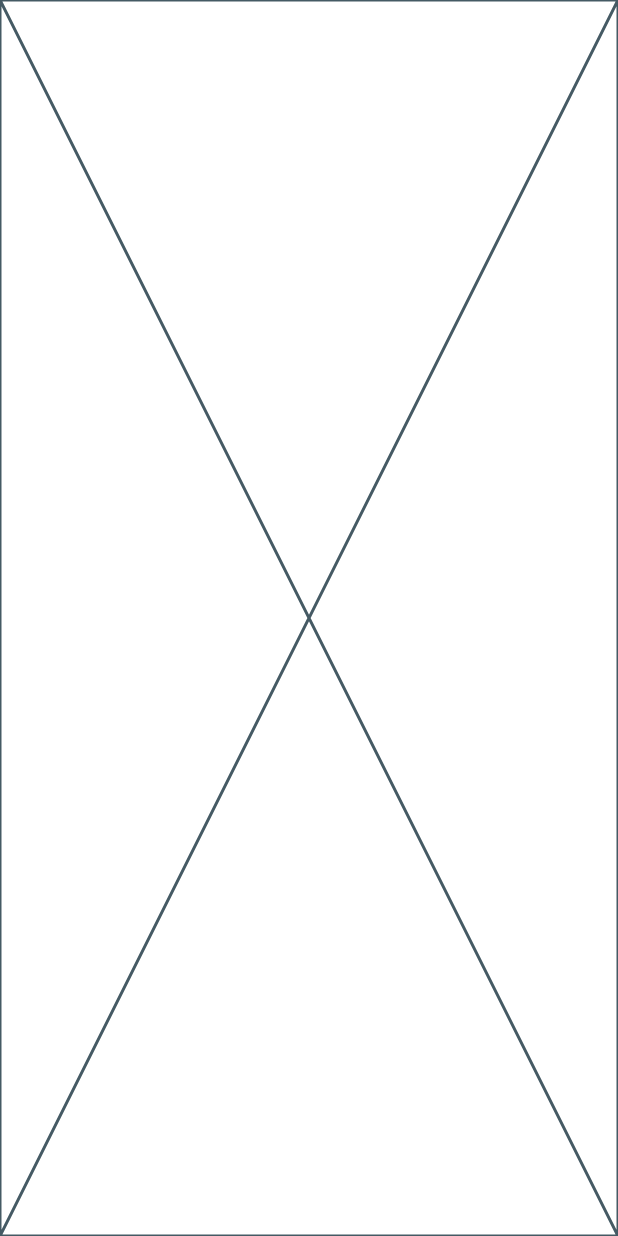
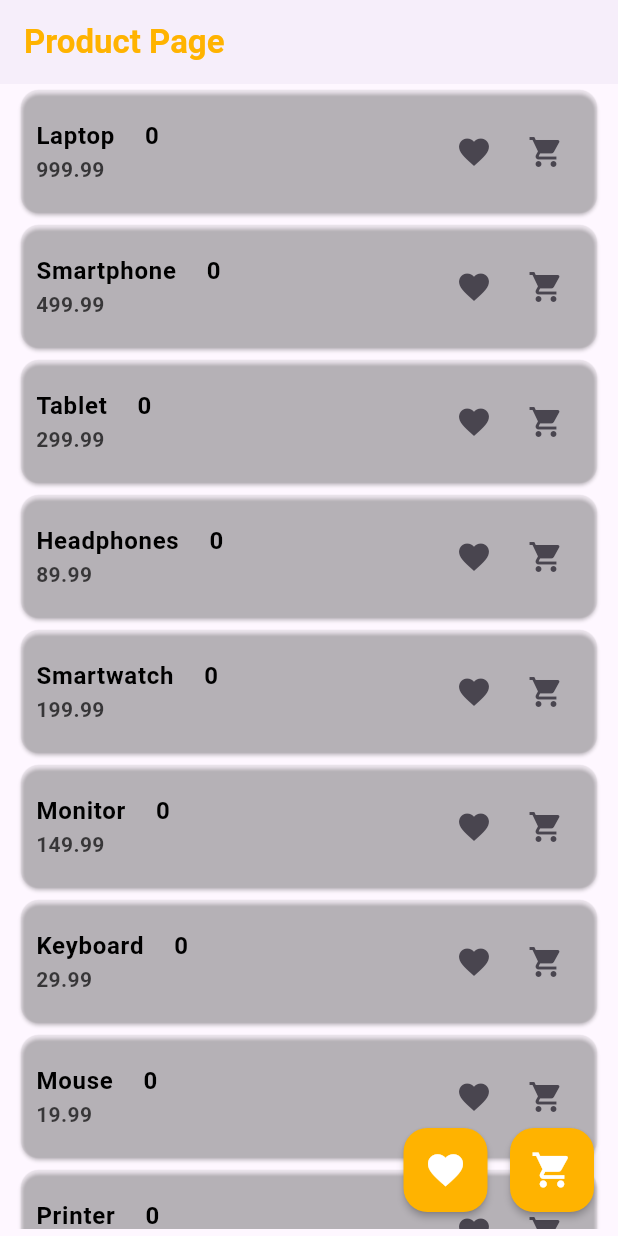
Before and after one commit to uchamod/flutter-provider-state_management, a Flutter app: the screen it shows after launch, on a phone screen of 412 x 824 dp. Run offline on Flutter 3.47's test engine with Material 3 defaults, Android fonts, the phone set to English and light mode, and no system bars.

Commit message:
add product page and add product list using product model

```diff
--- /dev/null
+++ b/lib/data/product_data.dart
@@ -0,0 +1,56 @@
+import 'package:provider_demo/model/product_model.dart';
+
+class ProductData {
+  List<ProductModel> productDataList = [
+    ProductModel(
+      proId: 'P001',
+      proName: 'Laptop',
+      proPrice: 999.99,
+    ),
+    ProductModel(
+      proId: 'P002',
+      proName: 'Smartphone',
+      proPrice: 499.99,
+    ),
+    ProductModel(
+      proId: 'P003',
+      proName: 'Tablet',
+      proPrice: 299.99,
+    ),
+    ProductModel(
+      proId: 'P004',
+      proName: 'Headphones',
+      proPrice: 89.99,
+    ),
+    ProductModel(
+      proId: 'P005',
+      proName: 'Smartwatch',
+      proPrice: 199.99,
+    ),
+    ProductModel(
+      proId: 'P006',
+      proName: 'Monitor',
+      proPrice: 149.99,
+    ),
+    ProductModel(
+      proId: 'P007',
+      proName: 'Keyboard',
+      proPrice: 29.99,
+    ),
+    ProductModel(
+      proId: 'P008',
+      proName: 'Mouse',
+      proPrice: 19.99,
+    ),
+    ProductModel(
+      proId: 'P009',
+      proName: 'Printer',
+      proPrice: 129.99,
+    ),
+    ProductModel(
+      proId: 'P010',
+      proName: 'Webcam',
+      proPrice: 59.99,
+    ),
+  ];
+}
--- a/lib/main.dart
+++ b/lib/main.dart
@@ -1,14 +1,19 @@
 import 'package:flutter/material.dart';
+import 'package:provider_demo/pages/product_page.dart';
 
 void main() {
   runApp(const MyApp());
 }
+
 //this is state management demo project uisng provider
 class MyApp extends StatelessWidget {
   const MyApp({super.key});
 
   @override
   Widget build(BuildContext context) {
-    return const Placeholder();
+    return const MaterialApp(
+      debugShowCheckedModeBanner: false,
+      home: ProductPage(),
+    );
   }
 }
--- /dev/null
+++ b/lib/model/cart_model.dart
@@ -0,0 +1,12 @@
+class CartModel {
+  final String cartId;
+  final String cartName;
+  final double cartPrice;
+  final double quntity;
+
+  CartModel(
+      {required this.cartId,
+      required this.cartName,
+      required this.cartPrice,
+      required this.quntity});
+}
--- /dev/null
+++ b/lib/model/product_model.dart
@@ -0,0 +1,8 @@
+class ProductModel {
+  final String proId;
+  final String proName;
+  final double proPrice;
+
+  ProductModel(
+      {required this.proId, required this.proName, required this.proPrice});
+}
--- /dev/null
+++ b/lib/pages/cart_page.dart
@@ -0,0 +1,22 @@
+import 'package:flutter/material.dart';
+
+class CartPage extends StatelessWidget {
+  const CartPage({super.key});
+  //cart page
+  @override
+  Widget build(BuildContext context) {
+    return Scaffold(
+
+      appBar: AppBar(
+        elevation: 1,
+        title: Text(
+          "Cart Page",
+          style: TextStyle(
+              color: Colors.amber[600],
+              fontSize: 22,
+              fontWeight: FontWeight.w600),
+        ),
+      ),
+    );
+  }
+}
--- /dev/null
+++ b/lib/pages/favurite_page.dart
@@ -0,0 +1,21 @@
+import 'package:flutter/material.dart';
+
+class FavouritePage extends StatelessWidget {
+  const FavouritePage({super.key});
+ //favourite page
+  @override
+  Widget build(BuildContext context) {
+    return Scaffold(
+        appBar: AppBar(
+        elevation: 1,
+        title: Text(
+          "Favourite Page",
+          style: TextStyle(
+              color: Colors.amber[600],
+              fontSize: 22,
+              fontWeight: FontWeight.w600),
+        ),
+      ),
+    );
+  }
+}
--- /dev/null
+++ b/lib/pages/product_page.dart
@@ -0,0 +1,91 @@
+import 'package:flutter/material.dart';
+import 'package:provider_demo/data/product_data.dart';
+import 'package:provider_demo/model/product_model.dart';
+import 'package:provider_demo/pages/cart_page.dart';
+import 'package:provider_demo/pages/favurite_page.dart';
+import 'package:provider_demo/widgets/product_card.dart';
+//product page
+class ProductPage extends StatelessWidget {
+  const ProductPage({super.key});
+
+  @override
+  Widget build(BuildContext context) {
+    List<ProductModel> productList = ProductData().productDataList;
+    return Scaffold(
+      appBar: AppBar(
+        elevation: 1,
+        title: Text(
+          "Product Page",
+          style: TextStyle(
+              color: Colors.amber[600],
+              fontSize: 22,
+              fontWeight: FontWeight.w600),
+        ),
+      ),
+      //go to favoutite page
+      floatingActionButton: Row(
+        mainAxisAlignment: MainAxisAlignment.end,
+        children: [
+          FloatingActionButton(
+            backgroundColor: Colors.amber[600],
+            heroTag: "fav",
+            elevation: 2,
+            onPressed: () {
+              Navigator.push(
+                  context,
+                  MaterialPageRoute(
+                    builder: (context) => const FavouritePage(),
+                  ));
+            },
+            child: const Icon(
+              Icons.favorite,
+              size: 28,
+              color: Colors.white,
+            ),
+          ),
+          const SizedBox(
+            width: 15,
+          ),
+          //go to cart page
+          FloatingActionButton(
+            backgroundColor: Colors.amber[600],
+            heroTag: "cart",
+            elevation: 2,
+            onPressed: () {
+              Navigator.push(
+                  context,
+                  MaterialPageRoute(
+                    builder: (context) => const CartPage(),
+                  ));
+            },
+            child: const Icon(
+              Icons.shopping_cart,
+              size: 28,
+              color: Colors.white,
+            ),
+          ),
+        ],
+      ),
+      body: Padding(
+        padding: const EdgeInsets.only(left: 10, right: 10, bottom: 5),
+        child: SingleChildScrollView(
+          child: Column(
+            children: [
+              ListView.builder(
+                shrinkWrap: true,
+                itemCount: productList.length,
+                physics: const NeverScrollableScrollPhysics(),
+                itemBuilder: (context, index) {
+                  //product item
+                  return ProductCard(
+                      name: productList[index].proName,
+                      price: productList[index].proPrice);
+                },
+              ),
+            ],
+          ),
+        ),
+      ),
+    );
+  }
+}
--- /dev/null
+++ b/lib/widgets/product_card.dart
@@ -0,0 +1,69 @@
+import 'package:flutter/material.dart';
+
+class ProductCard extends StatelessWidget {
+  final String name;
+  final double price;
+  const ProductCard({super.key, required this.name, required this.price});
+
+  @override
+  Widget build(BuildContext context) {
+    return Card(
+      color: Colors.grey.withOpacity(0.1),
+      child: ListTile(
+       // minLeadingWidth: 80,
+        contentPadding: const EdgeInsets.symmetric(vertical: 5,horizontal: 10),
+        title: Row(
+          children: [
+            //product name
+            Text(
+              name,
+              style: const TextStyle(
+                  color: Colors.black,
+                  fontSize: 16,
+                  fontWeight: FontWeight.w700),
+            ),
+            const SizedBox(width: 20,),
+            //quintity
+            const Text(
+              "0",
+              style: TextStyle(
+                  color: Colors.black,
+                  fontSize: 16,
+                  fontWeight: FontWeight.w700),
+            ),
+
+          ],
+        ),
+        //product price
+        subtitle: Text(
+          price.toString(),
+          style: const TextStyle(
+              color: Color.fromARGB(177, 0, 0, 0),
+              fontSize: 14,
+              fontWeight: FontWeight.w700),
+        ),
+        trailing: Row(
+          mainAxisSize: MainAxisSize.min,
+          children: [
+            //add fav
+            IconButton(
+              onPressed: () {},
+              icon: const Icon(
+                Icons.favorite,
+                size: 24,
+              ),
+            ),
+            //add cart
+            IconButton(
+              onPressed: () {},
+              icon: const Icon(
+                Icons.shopping_cart,
+                size: 24,
+              ),
+            )
+          ],
+        ),
+      ),
+    );
+  }
+}
--- a/pubspec.yaml
+++ b/pubspec.yaml
@@ -35,6 +35,7 @@ dependencies:
   # The following adds the Cupertino Icons font to your application.
   # Use with the CupertinoIcons class for iOS style icons.
   cupertino_icons: ^1.0.6
+  provider: ^6.1.2
 
 dev_dependencies:
   flutter_test:
```
Also changed, not shown: pubspec.lock.
